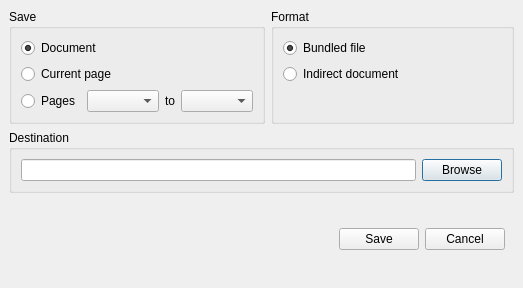
This is src/qdjviewsavedialog.ui in barak/djview4 as Qt 5 draws it before an edit. The edited form follows.
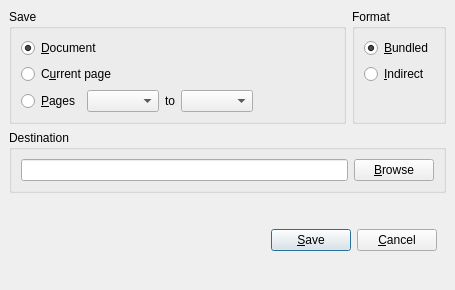
This is the edited form.

Commit message: Save dialog works (with fixed ddjvuapi!)

What changed in the file:
```diff
--- a/src/qdjviewsavedialog.ui
+++ b/src/qdjviewsavedialog.ui
@@ -8,8 +8,8 @@
    <rect>
     <x>0</x>
     <y>0</y>
-    <width>523</width>
-    <height>288</height>
+    <width>455</width>
+    <height>290</height>
    </rect>
   </property>
   <property name="windowTitle" >
@@ -45,7 +45,7 @@
         <item>
          <widget class="QRadioButton" name="documentButton" >
           <property name="text" >
-           <string>Document</string>
+           <string>&amp;Document</string>
           </property>
           <property name="checked" >
            <bool>true</bool>
@@ -55,7 +55,7 @@
         <item>
          <widget class="QRadioButton" name="currrentPageButton" >
           <property name="text" >
-           <string>Current page</string>
+           <string>C&amp;urrent page</string>
           </property>
          </widget>
         </item>
@@ -70,7 +70,7 @@
           <item>
            <widget class="QRadioButton" name="pageRangeButton" >
             <property name="text" >
-             <string>Pages</string>
+             <string>&amp;Pages</string>
             </property>
            </widget>
           </item>
@@ -90,6 +90,19 @@
           <item>
            <widget class="QComboBox" name="toPageCombo" />
           </item>
+          <item>
+           <spacer>
+            <property name="orientation" >
+             <enum>Qt::Horizontal</enum>
+            </property>
+            <property name="sizeHint" >
+             <size>
+              <width>0</width>
+              <height>0</height>
+             </size>
+            </property>
+           </spacer>
+          </item>
          </layout>
         </item>
        </layout>
@@ -110,7 +123,7 @@
         <item>
          <widget class="QRadioButton" name="bundledButton" >
           <property name="text" >
-           <string>Bundled file</string>
+           <string>&amp;Bundled</string>
           </property>
           <property name="checked" >
            <bool>true</bool>
@@ -120,7 +133,7 @@
         <item>
          <widget class="QRadioButton" name="indirectButton" >
           <property name="text" >
-           <string>Indirect document</string>
+           <string>&amp;Indirect</string>
           </property>
          </widget>
         </item>
@@ -160,7 +173,10 @@
       <item>
        <widget class="QPushButton" name="browseButton" >
         <property name="text" >
-         <string>Browse</string>
+         <string>&amp;Browse</string>
+        </property>
+        <property name="autoDefault" >
+         <bool>false</bool>
         </property>
        </widget>
       </item>
@@ -196,14 +212,26 @@
        <item>
         <widget class="QPushButton" name="okButton" >
          <property name="text" >
-          <string>Save</string>
+          <string>&amp;Save</string>
+         </property>
+         <property name="autoDefault" >
+          <bool>true</bool>
+         </property>
+         <property name="default" >
+          <bool>true</bool>
+         </property>
+         <property name="flat" >
+          <bool>false</bool>
          </property>
         </widget>
        </item>
        <item>
         <widget class="QPushButton" name="cancelButton" >
          <property name="text" >
-          <string>Cancel</string>
+          <string>&amp;Cancel</string>
+         </property>
+         <property name="autoDefault" >
+          <bool>false</bool>
          </property>
         </widget>
        </item>
```
Left out of the diff: 15 changed lines with no effect on the pictures. The commit also changes 4 other files.
